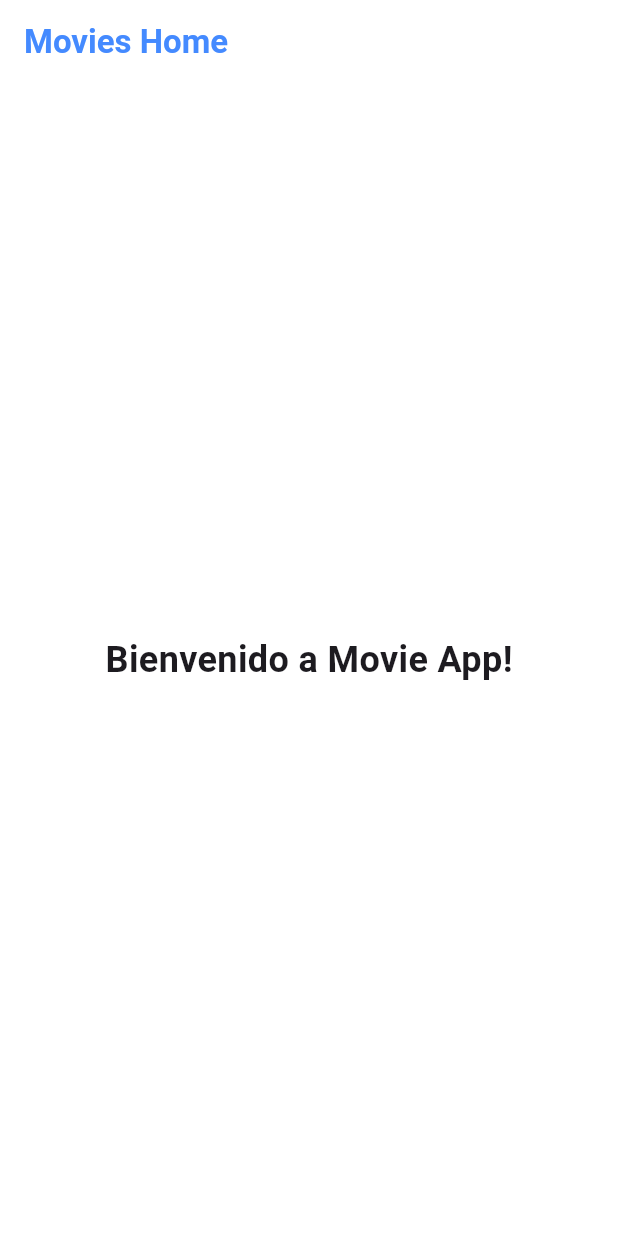
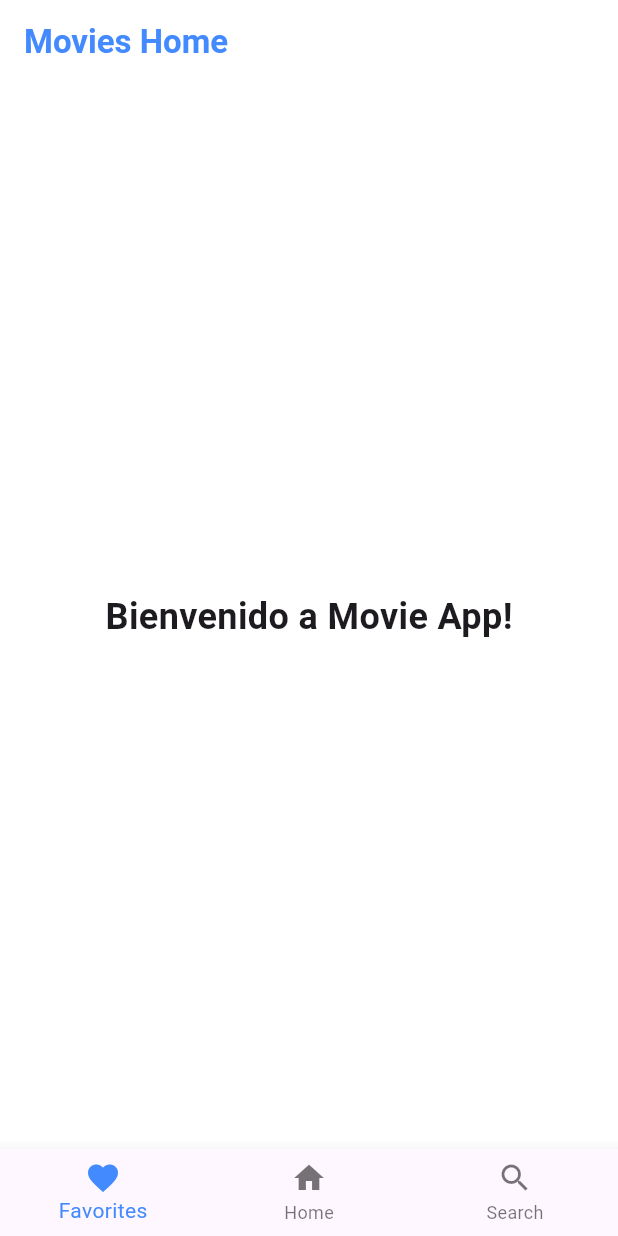
Before and after one commit to erika-nath/catalogoPeliculasDart, a Flutter app: the screen it shows after launch, on a phone screen of 412 x 824 dp. Run offline on Flutter 3.47's test engine with Material 3 defaults, Android fonts, the phone set to English and light mode, and no system bars.

Commit message:
feat: panel de control

```diff
--- a/lib/main.dart
+++ b/lib/main.dart
@@ -40,6 +40,26 @@ class HomeMovieScreen extends StatelessWidget {
           style: TextStyle(fontSize: 24, fontWeight: FontWeight.bold),
         ),
       ),
+      bottomNavigationBar: BottomNavigationBar(
+        selectedItemColor: Colors.blueAccent,
+        currentIndex: 0, //deja prendido el icono de home
+        items: const [
+           BottomNavigationBarItem(
+            icon: Icon(Icons.favorite),
+            label: 'Favorites',
+          ),
+          BottomNavigationBarItem(
+            icon: Icon(Icons.home),
+            label: 'Home',
+          ),
+          BottomNavigationBarItem(
+            icon: Icon(Icons.search),
+            label: 'Search',
+          ),
+
+        ],
+      ),
+
     );
 
   }
```
